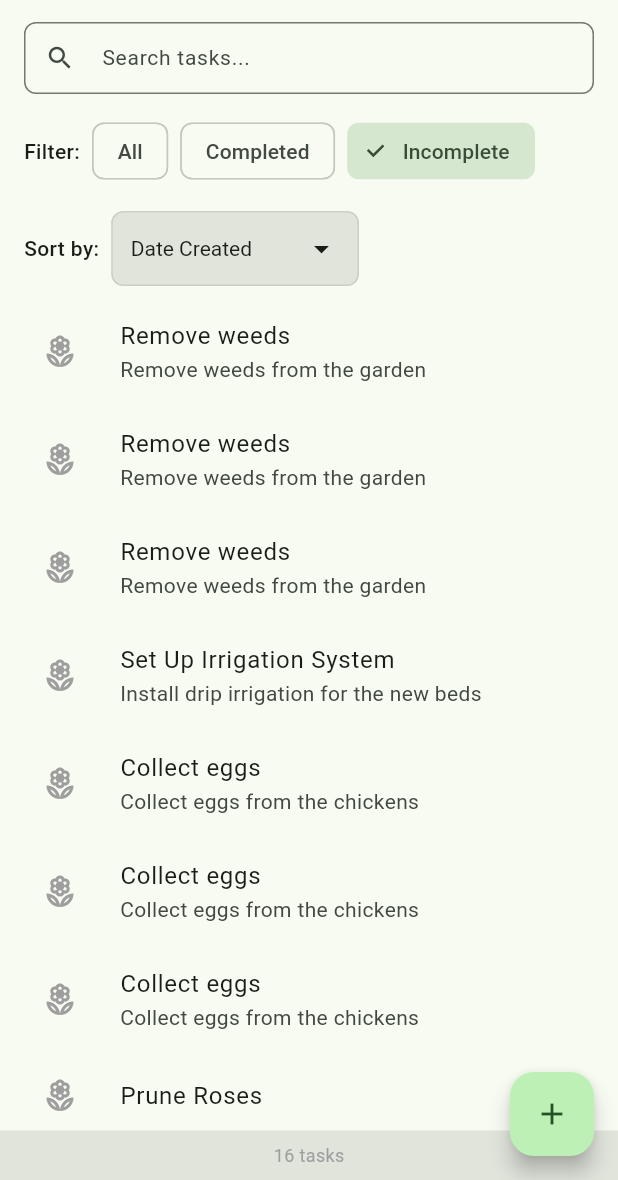
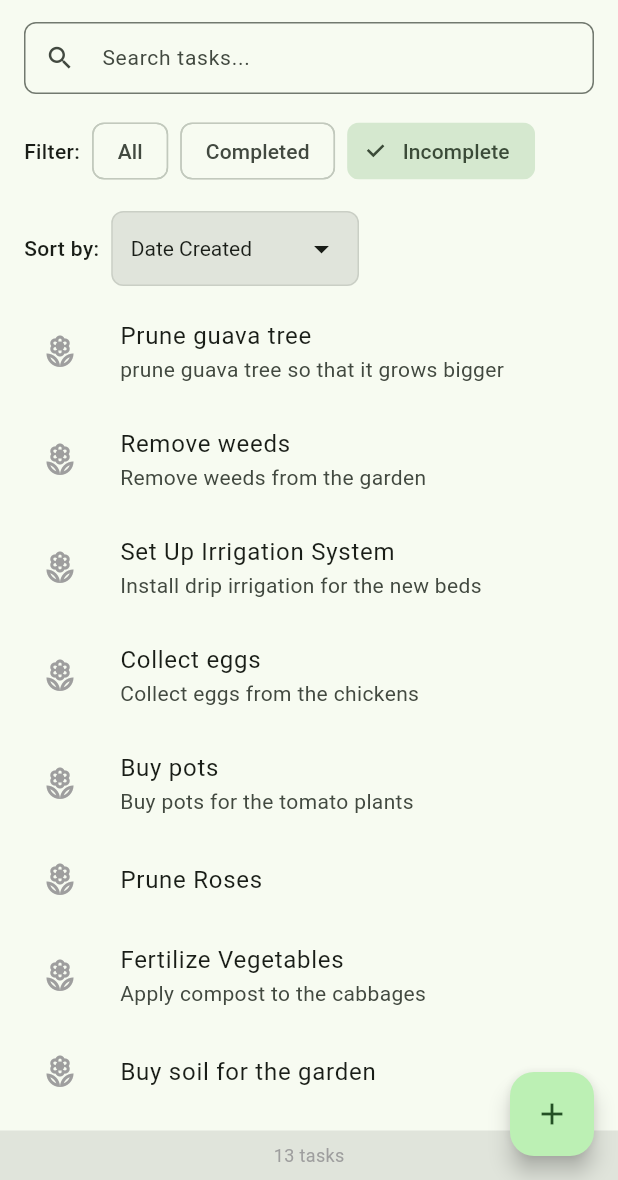
Before and after one commit to carolinasq1/garden_planner, a Flutter app: the screen it shows after launch, after a tap on "Completed", after a tap on "Incomplete", on a phone screen of 412 x 824 dp, the part 56-1236 px from its top. Run offline on Flutter 3.47's test engine with Material 3 defaults, Android fonts, the phone set to English and light mode, and no system bars; our stand-ins replace flutter_bloc, freezed_annotation, get_it, hive, hive_flutter; accounts and stored records are empty.

Commit message:
update mock data

```diff
--- a/lib/core/utils/mock_data.dart
+++ b/lib/core/utils/mock_data.dart
@@ -13,8 +13,8 @@ List<Task> getMockTasks() {
     ),
     Task(
       id: '2',
-      name: 'Repot Cempasuchil',
-      description: 'Repot cempasuchil because it is growing too big',
+      name: 'Repot tomato plant',
+      description: 'Repot tomato plant because it is growing too big',
       isCompleted: true,
       createdAt: now.subtract(const Duration(days: 3)),
       updatedAt: now.subtract(const Duration(days: 2)),
@@ -49,7 +49,7 @@ List<Task> getMockTasks() {
     ),
     Task(
       id: '7',
-      name: 'Buy seeds',
+      name: 'Buy tomato seeds',
       isCompleted: false,
       createdAt: now.subtract(const Duration(days: 4)),
     ),
@@ -76,57 +76,36 @@ List<Task> getMockTasks() {
     ),
     Task(
       id: '11',
-      name: 'Buy seeds',
+      name: 'Buy soil for the garden',
       isCompleted: false,
       createdAt: now.subtract(const Duration(days: 4)),
     ),
     Task(
       id: '12',
-      name: 'Remove weeds',
-      description: 'Remove weeds from the garden',
+      name: 'Prune guava tree',
+      description: 'prune guava tree so that it grows bigger',
       isCompleted: false,
       createdAt: now.subtract(const Duration(hours: 2)),
     ),
     Task(
       id: '13',
-      name: 'Reproduce plants',
-      description: 'Reproduce plants for the garden',
+      name: 'Reproduce tomato plants',
+      description: 'Reproduce tomato plants for the garden',
       isCompleted: false,
       createdAt: now.subtract(const Duration(days: 9)),
     ),
     Task(
       id: '14',
-      name: 'Collect eggs',
-      description: 'Collect eggs from the chickens',
+      name: 'Buy pots',
+      description: 'Buy pots for the tomato plants',
       isCompleted: false,
       createdAt: now.subtract(const Duration(days: 1)),
     ),
     Task(
       id: '15',
-      name: 'Buy seeds',
+      name: 'Water the plants',
       isCompleted: false,
       createdAt: now.subtract(const Duration(days: 4)),
     ),
-    Task(
-      id: '16',
-      name: 'Remove weeds',
-      description: 'Remove weeds from the garden',
-      isCompleted: false,
-      createdAt: now.subtract(const Duration(hours: 2)),
-    ),
-    Task(
-      id: '17',
-      name: 'Reproduce plants',
-      description: 'Reproduce plants for the garden',
-      isCompleted: false,
-      createdAt: now.subtract(const Duration(days: 9)),
-    ),
-    Task(
-      id: '18',
-      name: 'Collect eggs',
-      description: 'Collect eggs from the chickens',
-      isCompleted: false,
-      createdAt: now.subtract(const Duration(days: 1)),
-    ),
   ];
 }
```
